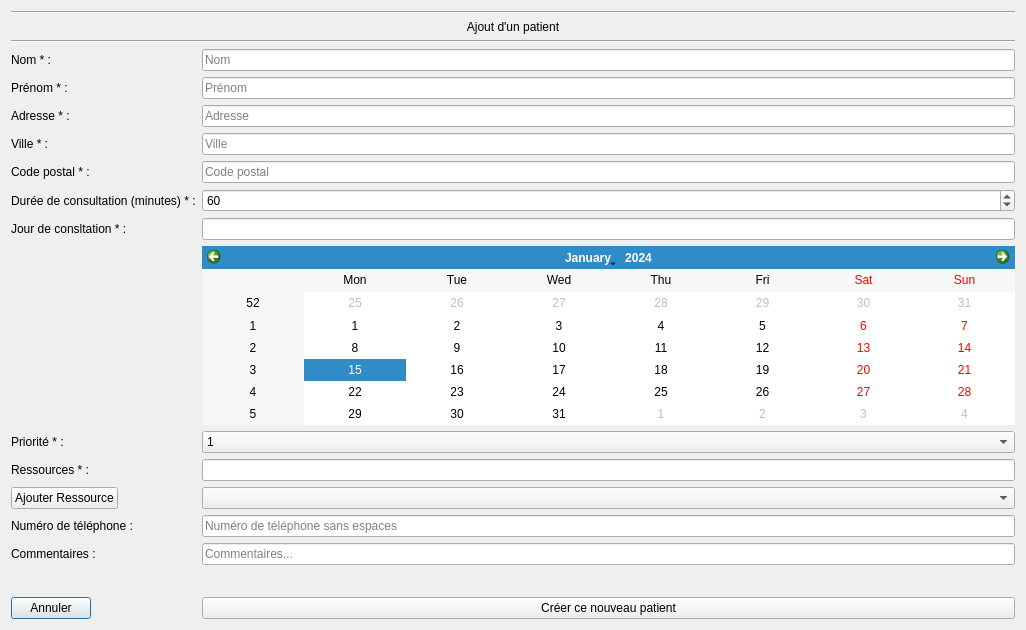
Old version of the form addpatient.ui in the repository JeanCellier/QtProjet.
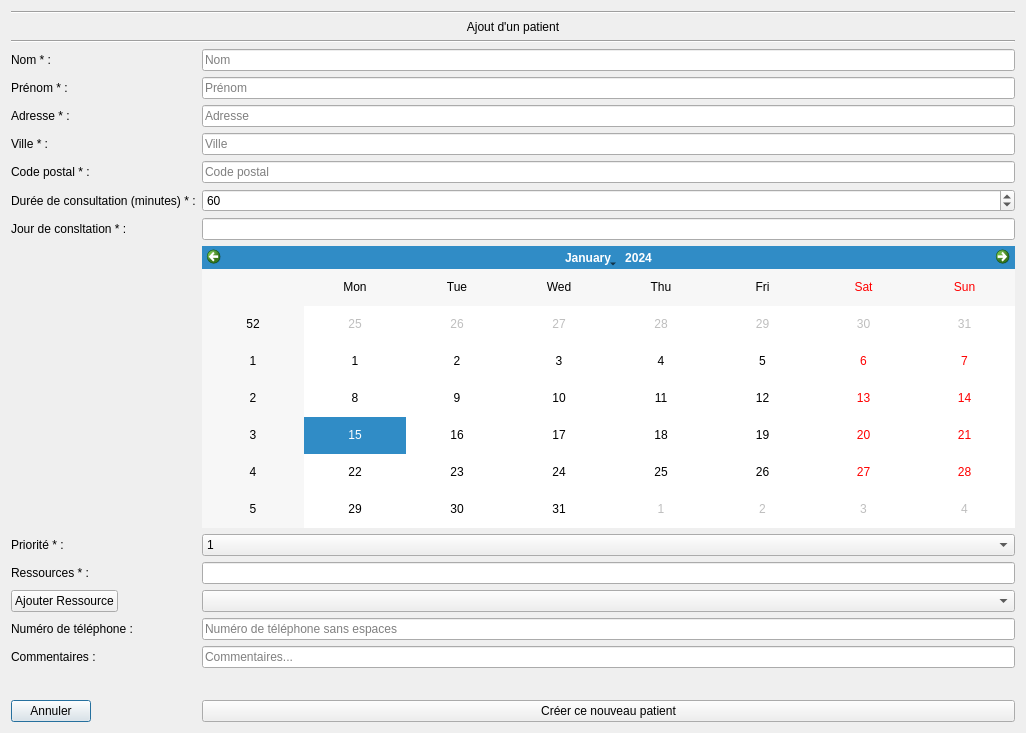
New version of the form.

What changed in the file:
```diff
--- a/addpatient.ui
+++ b/addpatient.ui
@@ -7,7 +7,7 @@
     <x>0</x>
     <y>0</y>
     <width>1026</width>
-    <height>630</height>
+    <height>733</height>
    </rect>
   </property>
   <property name="windowTitle">
```
Left out of the diff: 3 changed lines with no effect on the pictures.
